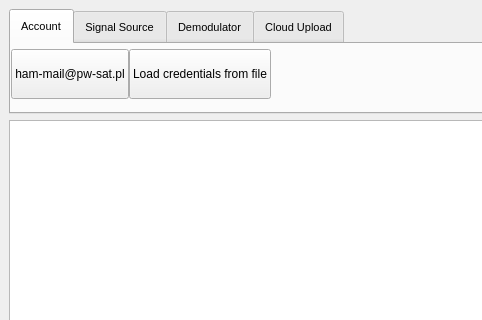
PW-Sat2/HAM-desktop-application, file ui/main_window.ui: the form before one commit; both pictures show x 0 to 482 and y 0 to 320 of the 660 by 605 pixel window.
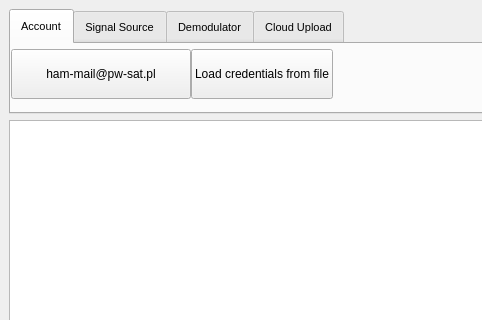
The form after the commit. The open tabs and pages were chosen to show the change. Icons and pictures are not drawn.

What changed in the file:
```diff
--- a/ui/main_window.ui
+++ b/ui/main_window.ui
@@ -154,12 +154,27 @@
            </item>
            <item row="0" column="0">
             <widget class="QPushButton" name="credentialsButton">
+             <property name="enabled">
+              <bool>true</bool>
+             </property>
+             <property name="sizePolicy">
+              <sizepolicy hsizetype="MinimumExpanding" vsizetype="Fixed">
+               <horstretch>0</horstretch>
+               <verstretch>0</verstretch>
+              </sizepolicy>
+             </property>
              <property name="minimumSize">
               <size>
                <width>0</width>
                <height>50</height>
               </size>
              </property>
+             <property name="maximumSize">
+              <size>
+               <width>250</width>
+               <height>16777215</height>
+              </size>
+             </property>
              <property name="toolTip">
               <string>Account info</string>
              </property>
```
Left out of the diff: 2 changed lines with no effect on the pictures.
